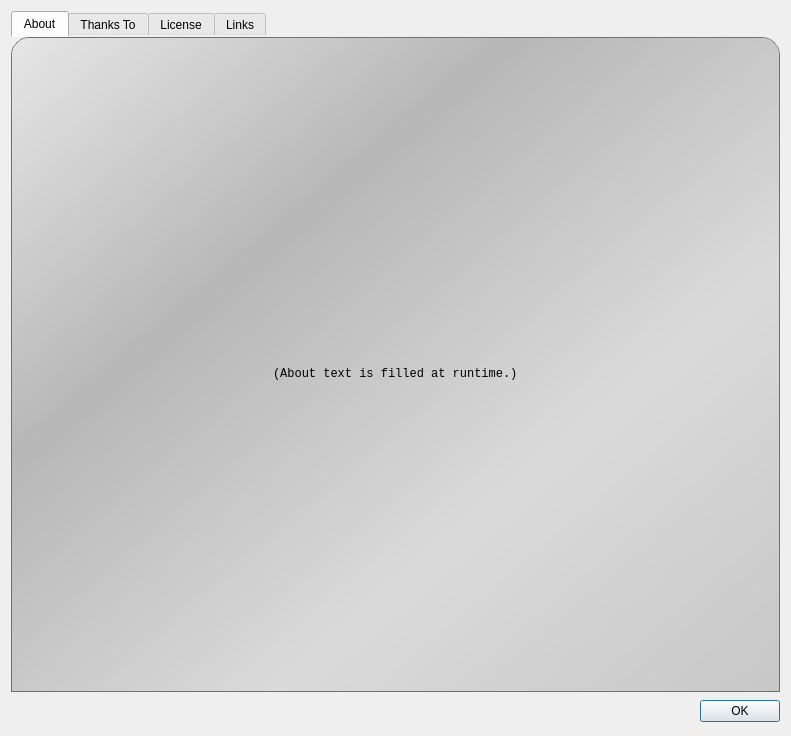
First picture: the form in src/About_Window.ui, repository chronic8000/aqemu, before the edit.
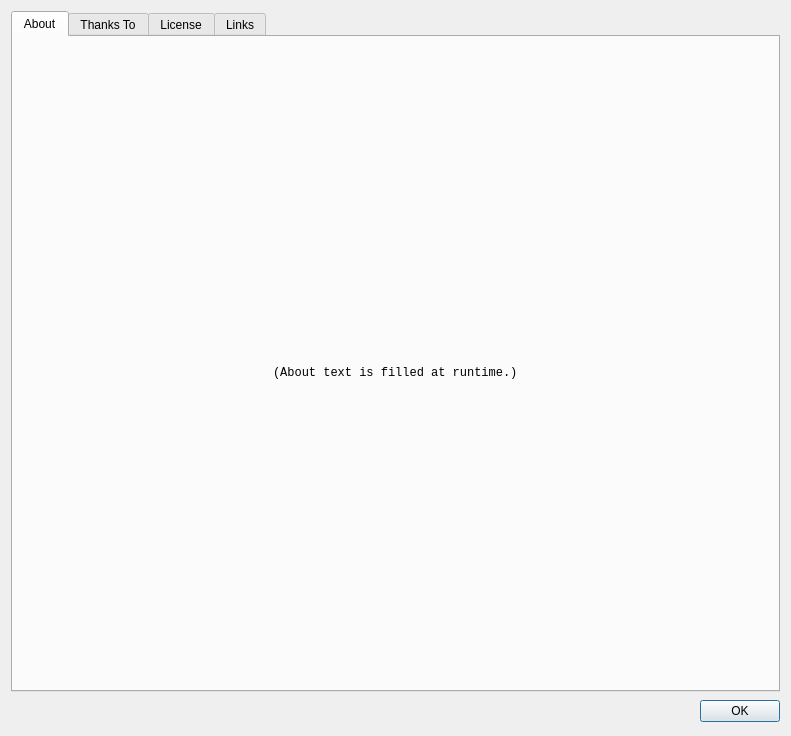
Second picture: the form after the edit. Icons and pictures are not drawn.

Commit message: feat: add translations, themed About, and physical drives

What changed in the file:
```diff
--- a/src/About_Window.ui
+++ b/src/About_Window.ui
@@ -18,64 +18,6 @@
    <iconset>
     <normaloff>:/help.png</normaloff>:/help.png</iconset>
   </property>
-  <property name="styleSheet">
-   <string notr="true">/*QDialog
-{
-    background-color: qlineargradient(spread:pad, x1:0, y1:0, x2:1, y2:1, stop:0 rgba(230, 230, 230, 255), stop:0.324607 rgba(183, 183, 183, 255), stop:0.670157 rgba(218, 218, 218, 255), stop:1 rgba(199, 199, 199, 255));
-}
-
-QPushButton
-{
-	color: rgb(0, 0, 0);
-    background: qlineargradient(x1: 0, y1: 0, x2: 0, y2: 1, stop: 0 #dadada, stop: 0.4 #b4b4b4, stop: 0.5 #b4b4b4, stop: 1.0 #dadada);
-    border: 1px solid #707070;
-    border-radius: 4px;
-    min-width: 10ex;
-    padding: 4px;
-}
-
-QPushButton:hover
-{
-    background: qlineargradient(x1: 0, y1: 0, x2: 0, y2: 1, stop: 0 #eaeaea, stop: 0.4 #c4c4c4, stop: 0.5 #c4c4c4, stop: 1.0 #eaeaea);
-}
-
-QPushButton:pressed
-{
-    background: qlineargradient(x1: 0, y1: 0, x2: 0, y2: 1, stop: 0 #eFeFeF, stop: 0.4 #d4d4d4, stop: 0.5 #d4d4d4, stop: 1.0 #eFeFeF);
-}*/
-
-QTabWidget::pane
-{
-     border: 1px solid #707070;
-/*     position: absolute;
-     top: -1px;*/
-     border-top-left-radius: 18px;
-     border-top-right-radius: 18px;
-}
-
-QTabWidget::tab-bar
-{
-    alignment: center; 
-}
-
-/*QTabBar::tab
-{
-    color: rgb(0, 0, 0);
-    background: qlineargradient(x1: 0, y1: 0, x2: 0, y2: 1, stop: 0 #dadada, stop: 0.4 #b4b4b4, stop: 0.5 #b4b4b4, stop: 1.0 #dadada);
-    border: 1px solid #808080;
-    border-top-left-radius: 4px;
-    border-top-right-radius: 4px;
-    min-width: 10ex;
-    padding: 3px;
-}
-
-QTabBar::tab:selected, QTabBar::tab:hover
-{
-    color: rgb(0, 0, 0);
-    border-color: #707070;
-    background: qlineargradient(x1: 0, y1: 0, x2: 0, y2: 1, stop: 0 #eaeaea, stop: 0.4 #c4c4c4, stop: 0.5 #c4c4c4, stop: 1.0 #eaeaea);
-}*/</string>
-  </property>
   <layout class="QGridLayout" name="gridLayout_5">
    <item row="0" column="0">
     <widget class="QTabWidget" name="Tabs">
@@ -101,15 +43,6 @@
        </property>
        <item row="0" column="0">
         <widget class="QWidget" name="Widget_Logo_Background" native="true">
-         <property name="styleSheet">
-          <string notr="true">QWidget
-{
-/*background-color: qlineargradient(spread:pad, x1:1, y1:1, x2:1, y2:0, stop:0 rgba(214, 214, 214, 255), stop:1 rgba(234, 234, 234, 255));*/
-background-color: qlineargradient(spread:pad, x1:0, y1:0, x2:1, y2:1, stop:0 rgba(230, 230, 230, 255), stop:0.324607 rgba(183, 183, 183, 255), stop:0.670157 rgba(218, 218, 218, 255), stop:1 rgba(199, 199, 199, 255));
-border-top-left-radius: 18px;
-border-top-right-radius: 18px;
-}</string>
-         </property>
          <layout class="QVBoxLayout" name="verticalLayout">
           <item alignment="Qt::AlignHCenter">
            <widget class="QLabel" name="AQEMU_Logo">
```
The commit also changes 31 other files.
